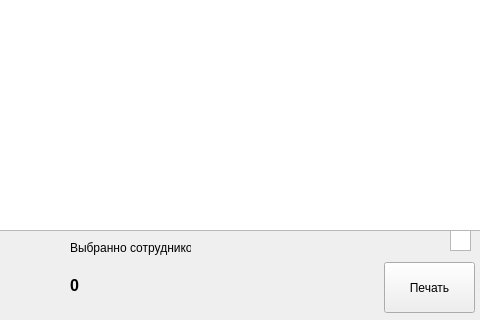
luceferon/komendant, file python version/komendant/ZPui.ui: the form before one commit; both pictures show x 320 to 800 and y 480 to 800 of the 800 by 800 pixel window.
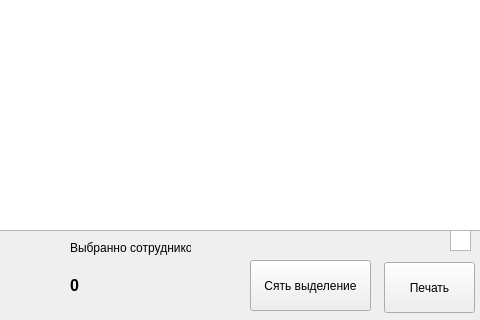
The form after the commit.

What changed in the file:
```diff
--- a/python version/komendant/ZPui.ui
+++ b/python version/komendant/ZPui.ui
@@ -146,6 +146,22 @@
      <bool>true</bool>
     </property>
    </widget>
+   <widget class="QPushButton" name="PBUncheck">
+    <property name="geometry">
+     <rect>
+      <x>570</x>
+      <y>740</y>
+      <width>121</width>
+      <height>51</height>
+     </rect>
+    </property>
+    <property name="text">
+     <string>Сять выделение</string>
+    </property>
+    <property name="autoRepeat">
+     <bool>false</bool>
+    </property>
+   </widget>
   </widget>
  </widget>
  <resources/>
```
